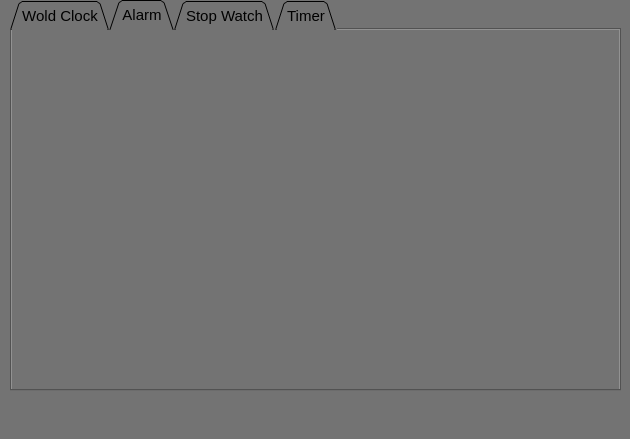
Before: the Qt Designer form design.ui in TaRa1999R/assignment25, drawn with Qt 5.
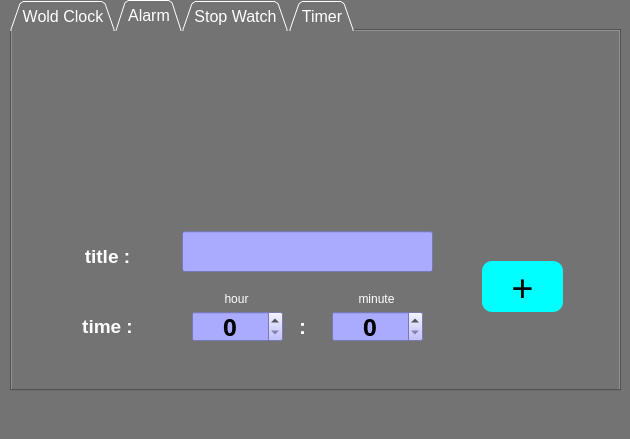
After: the same form once the commit is applied. The open tabs and pages were chosen to show the change.

```diff
--- a/design.ui
+++ b/design.ui
@@ -34,11 +34,11 @@
     </property>
     <property name="font">
      <font>
-      <pointsize>11</pointsize>
+      <pointsize>12</pointsize>
      </font>
     </property>
     <property name="styleSheet">
-     <string notr="true"/>
+     <string notr="true">color: rgb(255, 255, 255);</string>
     </property>
     <property name="tabPosition">
      <enum>QTabWidget::North</enum>
@@ -272,13 +272,229 @@
      <widget class="QWidget" name="gridLayoutWidget">
       <property name="geometry">
        <rect>
-        <x>10</x>
-        <y>10</y>
-        <width>591</width>
-        <height>351</height>
+        <x>40</x>
+        <y>30</y>
+        <width>531</width>
+        <height>141</height>
        </rect>
       </property>
-      <layout class="QGridLayout" name="grid_alarm"/>
+      <layout class="QGridLayout" name="alarm_grid"/>
+     </widget>
+     <widget class="QPushButton" name="alarm_add">
+      <property name="geometry">
+       <rect>
+        <x>470</x>
+        <y>230</y>
+        <width>81</width>
+        <height>51</height>
+       </rect>
+      </property>
+      <property name="font">
+       <font>
+        <family>Seven Segment</family>
+        <pointsize>29</pointsize>
+        <bold>false</bold>
+       </font>
+      </property>
+      <property name="styleSheet">
+       <string notr="true">background-color: rgb(0, 255, 255);
+color: rgb(0, 0, 0);
+border-bottom-right-radius: 10px;
+border-bottom-left-radius: 10px;
+border-top-right-radius: 10px;
+border-top-left-radius: 10px;
+</string>
+      </property>
+      <property name="text">
+       <string>+</string>
+      </property>
+     </widget>
+     <widget class="QLabel" name="label_4">
+      <property name="geometry">
+       <rect>
+        <x>50</x>
+        <y>210</y>
+        <width>91</width>
+        <height>31</height>
+       </rect>
+      </property>
+      <property name="font">
+       <font>
+        <pointsize>14</pointsize>
+        <bold>true</bold>
+       </font>
+      </property>
+      <property name="styleSheet">
+       <string notr="true">color: rgb(255, 255, 255);</string>
+      </property>
+      <property name="text">
+       <string>title :</string>
+      </property>
+      <property name="alignment">
+       <set>Qt::AlignCenter</set>
+      </property>
+     </widget>
+     <widget class="QLabel" name="label_11">
+      <property name="geometry">
+       <rect>
+        <x>50</x>
+        <y>280</y>
+        <width>91</width>
+        <height>31</height>
+       </rect>
+      </property>
+      <property name="font">
+       <font>
+        <pointsize>14</pointsize>
+        <bold>true</bold>
+       </font>
+      </property>
+      <property name="styleSheet">
+       <string notr="true">color: rgb(255, 255, 255);</string>
+      </property>
+      <property name="text">
+       <string>time :</string>
+      </property>
+      <property name="alignment">
+       <set>Qt::AlignCenter</set>
+      </property>
+     </widget>
+     <widget class="QSpinBox" name="alaram_hour">
+      <property name="geometry">
+       <rect>
+        <x>180</x>
+        <y>280</y>
+        <width>91</width>
+        <height>31</height>
+       </rect>
+      </property>
+      <property name="font">
+       <font>
+        <family>Seven Segment</family>
+        <pointsize>18</pointsize>
+        <bold>true</bold>
+       </font>
+      </property>
+      <property name="styleSheet">
+       <string notr="true">background-color: rgb(170, 170, 255);
+color: rgb(0, 0, 0);</string>
+      </property>
+      <property name="alignment">
+       <set>Qt::AlignCenter</set>
+      </property>
+      <property name="maximum">
+       <number>23</number>
+      </property>
+     </widget>
+     <widget class="QSpinBox" name="alarm_minute">
+      <property name="geometry">
+       <rect>
+        <x>320</x>
+        <y>280</y>
+        <width>91</width>
+        <height>31</height>
+       </rect>
+      </property>
+      <property name="font">
+       <font>
+        <family>Seven Segment</family>
+        <pointsize>18</pointsize>
+        <bold>true</bold>
+       </font>
+      </property>
+      <property name="styleSheet">
+       <string notr="true">background-color: rgb(170, 170, 255);
+color: rgb(0, 0, 0);</string>
+      </property>
+      <property name="alignment">
+       <set>Qt::AlignCenter</set>
+      </property>
+      <property name="maximum">
+       <number>59</number>
+      </property>
+     </widget>
+     <widget class="QLineEdit" name="alarm_title">
+      <property name="geometry">
+       <rect>
+        <x>170</x>
+        <y>200</y>
+        <width>251</width>
+        <height>41</height>
+       </rect>
+      </property>
+      <property name="font">
+       <font>
+        <pointsize>13</pointsize>
+        <bold>true</bold>
+       </font>
+      </property>
+      <property name="styleSheet">
+       <string notr="true">background-color: rgb(170, 170, 255);
+color: rgb(0, 0, 0);</string>
+      </property>
+      <property name="text">
+       <string/>
+      </property>
+      <property name="alignment">
+       <set>Qt::AlignCenter</set>
+      </property>
+     </widget>
+     <widget class="QLabel" name="label_12">
+      <property name="geometry">
+       <rect>
+        <x>280</x>
+        <y>280</y>
+        <width>21</width>
+        <height>31</height>
+       </rect>
+      </property>
+      <property name="font">
+       <font>
+        <pointsize>16</pointsize>
+        <bold>true</bold>
+       </font>
+      </property>
+      <property name="styleSheet">
+       <string notr="true">color: rgb(255, 255, 255);</string>
+      </property>
+      <property name="text">
+       <string>:</string>
+      </property>
+      <property name="alignment">
+       <set>Qt::AlignCenter</set>
+      </property>
+     </widget>
+     <widget class="QLabel" name="label_13">
+      <property name="geometry">
+       <rect>
+        <x>200</x>
+        <y>260</y>
+        <width>49</width>
+        <height>16</height>
+       </rect>
+      </property>
+      <property name="text">
+       <string>hour</string>
+      </property>
+      <property name="alignment">
+       <set>Qt::AlignCenter</set>
+      </property>
+     </widget>
+     <widget class="QLabel" name="label_14">
+      <property name="geometry">
+       <rect>
+        <x>340</x>
+        <y>260</y>
+        <width>49</width>
+        <height>16</height>
+       </rect>
+      </property>
+      <property name="text">
+       <string>minute</string>
+      </property>
+      <property name="alignment">
+       <set>Qt::AlignCenter</set>
+      </property>
      </widget>
     </widget>
     <widget class="QWidget" name="stop_tab">
```
Left out of the diff: 2 changed lines with no effect on the pictures.
